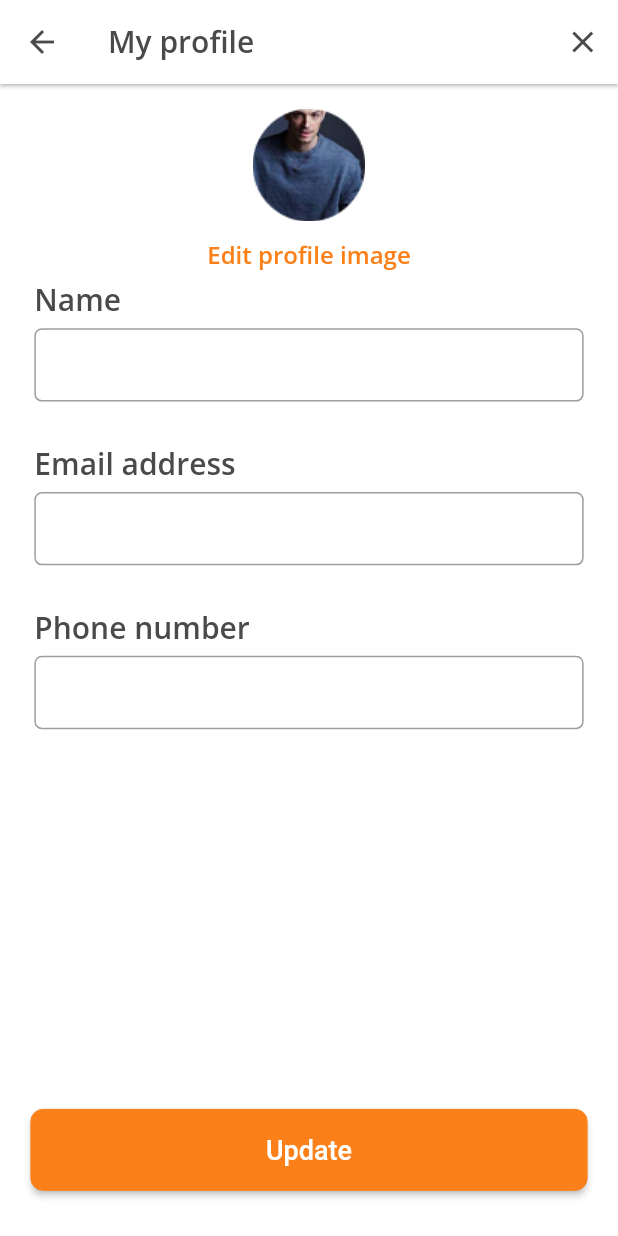
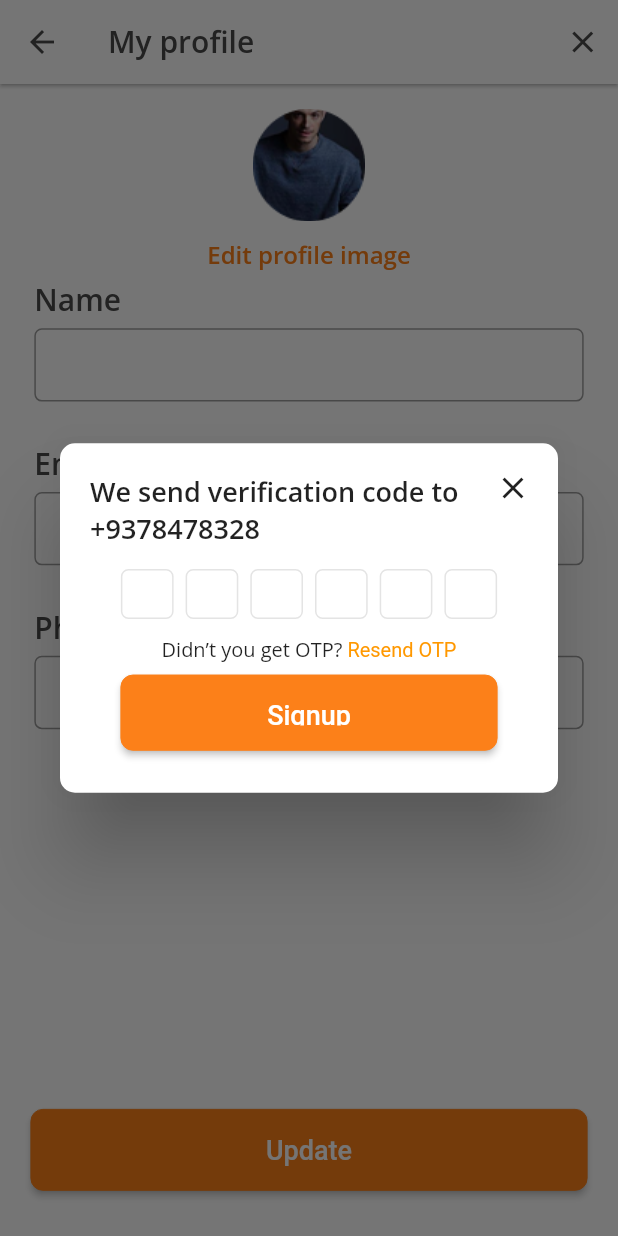
Before and after one commit to sarojKumarPadhi/hello, a Flutter app: the EditProfile screen opened by its route, after a tap on "Update", on a phone screen of 412 x 824 dp. Run offline on Flutter 3.47's test engine with Material 3 defaults, Android fonts, the phone set to English and light mode, and no system bars; drawn by our look-alikes of pinput; our stand-ins replace carousel_slider, device_preview, flutter_rating_bar, flutter_screenutil, flutter_svg, fluttertoast and 5 more; missing offline and left inert: dart:ffi.

Commit message:
23-may-2024

```diff
--- a/lib/main.dart
+++ b/lib/main.dart
@@ -1,10 +1,14 @@
 import 'package:dekhlo/views/loginPages/basicDetails.dart';
+import 'package:dekhlo/views/postRequements/postRequements.dart';
 import 'package:device_preview/device_preview.dart';
 import 'package:flutter/material.dart';
 import 'package:flutter_screenutil/flutter_screenutil.dart';
 import 'package:get/get.dart';
 
 import 'package:dekhlo/utils/routes/routes_controller.dart';
+
+import 'views/faq_screens/deleteScreen.dart';
+import 'views/profileScreen/editProfile.dart';
 
 void main() async {
   WidgetsFlutterBinding.ensureInitialized();
@@ -39,7 +43,7 @@ class MyApp extends StatelessWidget {
         ),
         debugShowCheckedModeBanner: false,
         title: 'Flutter Demo',
-        home: const BasicDetails(),
+        home: const DeleteScreen(),
         getPages: AppPages.pages,
       ),
     );
--- /dev/null
+++ b/lib/utils/components/dialog_boxs/otp_dialog.dart
@@ -0,0 +1,158 @@
+import 'package:dekhlo/utils/components/buttons.dart';
+import 'package:dekhlo/utils/components/dialog_boxs/succsess_dialog.dart';
+import 'package:dekhlo/views/faq_screens/deleteScreen.dart';
+import 'package:flutter/material.dart';
+import 'package:flutter_screenutil/flutter_screenutil.dart';
+import 'package:get/get.dart';
+import 'package:pinput/pinput.dart';
+import '../../size/global_size/global_size.dart';
+import '../textstyle.dart';
+
+class OtpDialog extends StatelessWidget {
+  final String nametoNavigate;
+
+  const OtpDialog({super.key, required this.nametoNavigate});
+
+  @override
+  Widget build(BuildContext context) {
+    TextEditingController textEditingController = TextEditingController();
+    final defaultPinTheme = PinTheme(
+      width: 60.w,
+      height: 30.h,
+      textStyle: const TextStyle(
+        fontSize: 22,
+        color: Color.fromRGBO(30, 60, 87, 1),
+      ),
+      decoration: BoxDecoration(
+        borderRadius: BorderRadius.circular(5),
+        border: Border.all(color: const Color(0xffE4E4E4)),
+      ),
+    );
+    return Dialog(
+      shape: RoundedRectangleBorder(
+        borderRadius: BorderRadius.circular(10.0),
+      ),
+      child: SingleChildScrollView(
+        child: Stack(
+          children: [
+            Positioned(
+              top: 10.0,
+              right: 10.0,
+              child: GestureDetector(
+                onTap: () {
+                  Get.back();
+                },
+                child: const Padding(
+                  padding: EdgeInsets.all(8.0),
+                  child: Icon(
+                    Icons.close,
+                    size: 24.0,
+                  ),
+                ),
+              ),
+            ),
+            Padding(
+              padding: const EdgeInsets.all(20.0),
+              child: Column(
+                mainAxisSize: MainAxisSize.min,
+                crossAxisAlignment: CrossAxisAlignment.start,
+                children: [
+                  Padding(
+                    padding: EdgeInsets.only(
+                        bottom: GlobalSizes.getDeviceHeight(context) * 0.01),
+                    child: Text(
+                      "We send verification code to +9378478328",
+                      style: TextStyles.openSans(
+                          fontSize: 18, fontWeight: FontWeight.w600),
+                    ),
+                  ),
+                  SizedBox(
+                    height: 5.h,
+                  ),
+                  Padding(
+                    padding: EdgeInsets.symmetric(
+                        horizontal: GlobalSizes.getDeviceWidth(context) * 0.05),
+                    child: Pinput(
+                      controller: textEditingController,
+                      onChanged: (val) {
+                        // if (val.length == 6) {
+                        //   textEditingController.isOtpEmpty.value = false;
+                        // } else {
+                        //   authController.isOtpEmpty.value = true;
+                        // }
+                      },
+                      length: 6,
+                      defaultPinTheme: defaultPinTheme,
+                    ),
+                  ),
+                  SizedBox(
+                    height: 10.h,
+                  ),
+                  Center(
+                      child: Text.rich(
+                    TextSpan(
+                      children: [
+                        TextSpan(
+                          text: "Didn’t you get OTP? ",
+                          style: TextStyles.openSans(
+                            fontWeight: FontWeight.w400,
+                            fontSize: 12.sp,
+                          ),
+                        ),
+                        TextSpan(
+                          text: "Resend OTP",
+                          style: TextStyle(
+                            fontWeight: FontWeight.w400,
+                            fontSize: 12.sp,
+                            color: Colors.orange, // Set the color to orange
+                          ),
+                          // Add your onTap callback for resend OTP here if needed
+                        ),
+                      ],
+                    ),
+                  )),
+                  SizedBox(
+                    height: 60.h,
+                    child: Buttons.longButton(
+                        color: const Color(0xffFC8019),
+                        context: context,
+                        onPressedCallback: () {
+                          Future.delayed(Duration.zero, () {
+                            Get.back();
+                          });
+
+                          Future.delayed(Duration.zero, () {
+                            nametoNavigate == 'success'
+                                ? showDialog(
+                                    context: context,
+                                    builder: (BuildContext context) {
+                                      return const SuccessDialog(); // Use the SuccessDialog here
+                                    },
+                                  )
+                                : showSuccessDeleteDialog(context);
+                          });
+                        },
+                        buttonText: 'Signup',
+                        textColor: Colors.white),
+                  )
+                ],
+              ),
+            ),
+          ],
+        ),
+      ),
+    );
+  }
+}
+
+void showSuccessDeleteDialog(BuildContext context) {
+  showDialog(
+    context: context,
+    builder: (BuildContext context) {
+      return const AlertDialog(
+        content: Text(
+            "We have deleted your account successfully. We incorporate your feedback to serve you better in near future. Take care."),
+      );
+    },
+  );
+}
--- a/lib/views/profileScreen/editProfile.dart
+++ b/lib/views/profileScreen/editProfile.dart
@@ -1,11 +1,11 @@
 import 'package:dekhlo/utils/components/buttons.dart';
 import 'package:dekhlo/utils/components/heading.dart';
 import 'package:flutter/material.dart';
-import 'package:flutter/widgets.dart';
 import 'package:flutter_screenutil/flutter_screenutil.dart';
 import 'package:get/get.dart';
 
 import '../../utils/components/coustoumTextField.dart';
+import '../../utils/components/dialog_boxs/otp_dialog.dart';
 import '../../utils/components/textstyle.dart';
 
 class EditProfile extends StatelessWidget {
@@ -116,7 +116,16 @@ class EditProfile extends StatelessWidget {
             child: Buttons.longButton(
                 color: const Color(0xffFC8019),
                 context: context,
-                onPressedCallback: () {},
+                onPressedCallback: () {
+                  showDialog(
+                    context: context,
+                    builder: (BuildContext context) {
+                      return const OtpDialog(
+                        nametoNavigate: 'success',
+                      );
+                    },
+                  );
+                },
                 buttonText: 'Update',
                 textColor: Colors.white),
           )
```
Also changed, not shown: lib/controllers/basicController.dart (added, +25 -0 lines), lib/utils/components/dialog_boxs/succsess_dialog.dart (added, +76 -0 lines), lib/views/faq_screens/deleteScreen.dart (+9 -13 lines), lib/views/loginPages/basicDetails.dart (+38 -15 lines), lib/views/postRequements/postRequements.dart (+76 -61 lines), assest/cross.svg (added).
